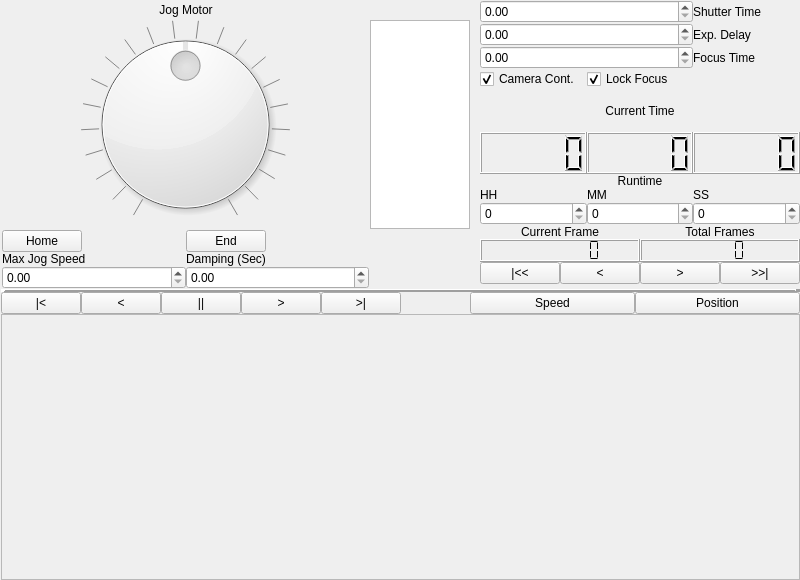
Before: the Qt Designer form Graffik/gui/filmwindow.ui in DynamicPerception/Graffik_Legacy, drawn with Qt 5.
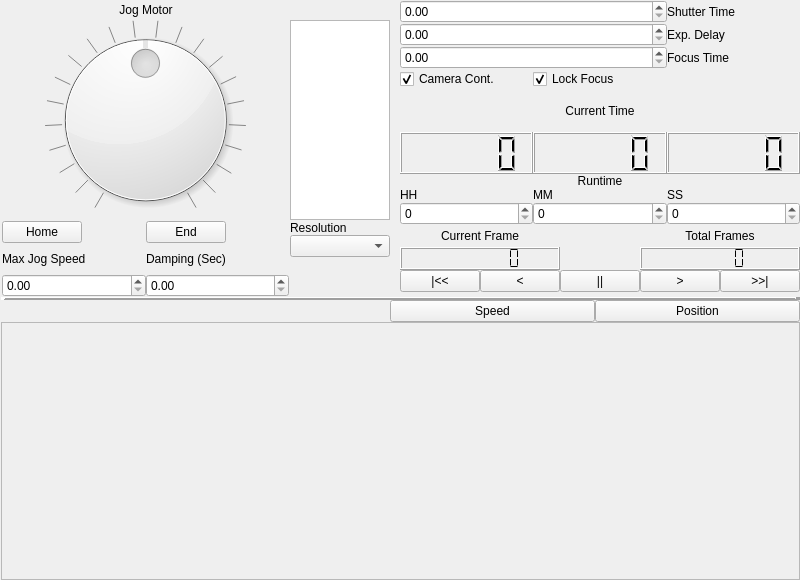
After: the same form once the commit is applied.

Commit message: * Added generic confirmation dialog ui and class * Added OMCommand Lifecycle manager class   - modified slim command history model to utilize this properly   - used as an alternative to history mgmt in OMNetwork * Added Per-film parameters class (TBD) * Added mutex locking for thread safety in OMAxisFilmOptions class * Added resolution (microstep) control to jogging

Diff of the .ui file:
```diff
--- a/Graffik/gui/filmwindow.ui
+++ b/Graffik/gui/filmwindow.ui
@@ -239,8 +239,115 @@
          </property>
         </spacer>
        </item>
+       <item row="4" column="3">
+        <layout class="QGridLayout" name="gridLayout_8">
+         <item row="1" column="0">
+          <widget class="QComboBox" name="jogResCombo"/>
+         </item>
+         <item row="0" column="0">
+          <widget class="QLabel" name="jogResLabel">
+           <property name="text">
+            <string>Resolution</string>
+           </property>
+          </widget>
+         </item>
+         <item row="2" column="0">
+          <spacer name="verticalSpacer_3">
+           <property name="orientation">
+            <enum>Qt::Vertical</enum>
+           </property>
+           <property name="sizeHint" stdset="0">
+            <size>
+             <width>20</width>
+             <height>40</height>
+            </size>
+           </property>
+          </spacer>
+         </item>
+        </layout>
+       </item>
       </layout>
      </item>
+     <item row="5" column="1" colspan="3">
+      <widget class="QScrollArea" name="scrollArea">
+       <property name="widgetResizable">
+        <bool>true</bool>
+       </property>
+       <property name="alignment">
+        <set>Qt::AlignLeading|Qt::AlignLeft|Qt::AlignTop</set>
+       </property>
+       <widget class="QWidget" name="scrollAreaWidgetContents">
+        <property name="geometry">
+         <rect>
+          <x>0</x>
+          <y>0</y>
+          <width>783</width>
+          <height>140</height>
+         </rect>
+        </property>
+       </widget>
+      </widget>
+     </item>
+     <item row="2" column="3">
+      <layout class="QHBoxLayout" name="horizontalLayout_3">
+       <item>
+        <widget class="QPushButton" name="pushButton_4">
+         <property name="text">
+          <string>Speed</string>
+         </property>
+        </widget>
+       </item>
+       <item>
+        <widget class="QPushButton" name="pushButton_5">
+         <property name="text">
+          <string>Position</string>
+         </property>
+        </widget>
+       </item>
+      </layout>
+     </item>
+     <item row="2" column="2">
+      <spacer name="horizontalSpacer">
+       <property name="orientation">
+        <enum>Qt::Horizontal</enum>
+       </property>
+       <property name="sizeHint" stdset="0">
+        <size>
+         <width>40</width>
+         <height>20</height>
+        </size>
+       </property>
+      </spacer>
+     </item>
+     <item row="1" column="1" colspan="3">
+      <widget class="Line" name="line_2">
+       <property name="frameShadow">
+        <enum>QFrame::Raised</enum>
+       </property>
+       <property name="lineWidth">
+        <number>5</number>
+       </property>
+       <property name="midLineWidth">
+        <number>0</number>
+       </property>
+       <property name="orientation">
+        <enum>Qt::Horizontal</enum>
+       </property>
+      </widget>
+     </item>
+     <item row="0" column="0">
+      <spacer name="verticalSpacer_5">
+       <property name="orientation">
+        <enum>Qt::Vertical</enum>
+       </property>
+       <property name="sizeHint" stdset="0">
+        <size>
+         <width>1</width>
+         <height>40</height>
+        </size>
+       </property>
+      </spacer>
+     </item>
      <item row="0" column="3">
       <layout class="QGridLayout" name="gridLayout_6">
        <property name="leftMargin">
@@ -249,14 +356,7 @@
        <property name="bottomMargin">
         <number>5</number>
        </property>
-       <item row="3" column="4">
-        <widget class="QPushButton" name="pushButton_9">
-         <property name="text">
-          <string>&gt;&gt;|</string>
-         </property>
-        </widget>
-       </item>
-       <item row="2" column="3" colspan="2">
+       <item row="2" column="4" colspan="2">
         <widget class="QLCDNumber" name="lcdNumber">
          <property name="lineWidth">
           <number>1</number>
@@ -266,7 +366,7 @@
          </property>
         </widget>
        </item>
-       <item row="1" column="3" colspan="2">
+       <item row="1" column="4" colspan="2">
         <widget class="QLabel" name="label_12">
          <property name="text">
           <string>Total Frames</string>
@@ -305,28 +405,7 @@
          </property>
         </widget>
        </item>
-       <item row="3" column="1">
-        <widget class="QPushButton" name="pushButton_7">
-         <property name="text">
-          <string>|&lt;&lt;</string>
-         </property>
-        </widget>
-       </item>
-       <item row="3" column="2">
-        <widget class="QPushButton" name="pushButton_8">
-         <property name="text">
-          <string>&lt;</string>
-         </property>
-        </widget>
-       </item>
-       <item row="3" column="3">
-        <widget class="QPushButton" name="pushButton_10">
-         <property name="text">
-          <string>&gt;</string>
-         </property>
-        </widget>
-       </item>
-       <item row="0" column="1" colspan="4">
+       <item row="0" column="1" colspan="5">
         <layout class="QGridLayout" name="gridLayout_2">
          <item row="0" column="0" rowspan="7">
           <spacer name="verticalSpacer">
@@ -459,127 +538,47 @@
          </item>
         </layout>
        </item>
-      </layout>
-     </item>
-     <item row="5" column="1" colspan="3">
-      <widget class="QScrollArea" name="scrollArea">
-       <property name="widgetResizable">
-        <bool>true</bool>
-       </property>
-       <property name="alignment">
-        <set>Qt::AlignLeading|Qt::AlignLeft|Qt::AlignTop</set>
-       </property>
-       <widget class="QWidget" name="scrollAreaWidgetContents">
-        <property name="geometry">
-         <rect>
-          <x>0</x>
-          <y>0</y>
-          <width>783</width>
-          <height>145</height>
-         </rect>
-        </property>
-       </widget>
-      </widget>
-     </item>
-     <item row="2" column="3">
-      <layout class="QHBoxLayout" name="horizontalLayout_3">
-       <item>
-        <widget class="QPushButton" name="pushButton_4">
-         <property name="text">
-          <string>Speed</string>
-         </property>
-        </widget>
+       <item row="3" column="1" colspan="5">
+        <layout class="QHBoxLayout" name="horizontalLayout">
+         <item>
+          <widget class="QPushButton" name="pushButton_7">
+           <property name="text">
+            <string>|&lt;&lt;</string>
+           </property>
+          </widget>
+         </item>
+         <item>
+          <widget class="QPushButton" name="pushButton_8">
+           <property name="text">
+            <string>&lt;</string>
+           </property>
+          </widget>
+         </item>
+         <item>
+          <widget class="QPushButton" name="pushButton_11">
+           <property name="text">
+            <string>||</string>
+           </property>
+          </widget>
+         </item>
+         <item>
+          <widget class="QPushButton" name="pushButton_10">
+           <property name="text">
+            <string>&gt;</string>
+           </property>
+          </widget>
+         </item>
+         <item>
+          <widget class="QPushButton" name="pushButton_9">
+           <property name="text">
+            <string>&gt;&gt;|</string>
+           </property>
+          </widget>
+         </item>
+        </layout>
        </item>
-       <item>
-        <widget class="QPushButton" name="pushButton_5">
-         <property name="text">
-          <string>Position</string>
-         </property>
-        </widget>
-       </item>
       </layout>
      </item>
-     <item row="2" column="2">
-      <spacer name="horizontalSpacer">
-       <property name="orientation">
-        <enum>Qt::Horizontal</enum>
-       </property>
-       <property name="sizeHint" stdset="0">
-        <size>
-         <width>40</width>
-         <height>20</height>
-        </size>
-       </property>
-      </spacer>
-     </item>
-     <item row="2" column="1">
-      <layout class="QHBoxLayout" name="horizontalLayout_4">
-       <item>
-        <widget class="QPushButton" name="pushButton_3">
-         <property name="text">
-          <string>|&lt;</string>
-         </property>
-        </widget>
-       </item>
-       <item>
-        <widget class="QPushButton" name="pushButton_6">
-         <property name="text">
-          <string>&lt;</string>
-         </property>
-        </widget>
-       </item>
-       <item>
-        <widget class="QPushButton" name="pushButton_11">
-         <property name="text">
-          <string>||</string>
-         </property>
-        </widget>
-       </item>
-       <item>
-        <widget class="QPushButton" name="pushButton_12">
-         <property name="text">
-          <string>&gt;</string>
-         </property>
-        </widget>
-       </item>
-       <item>
-        <widget class="QPushButton" name="pushButton_13">
-         <property name="text">
-          <string>&gt;|</string>
-         </property>
-        </widget>
-       </item>
-      </layout>
-     </item>
-     <item row="1" column="1" colspan="3">
-      <widget class="Line" name="line_2">
-       <property name="frameShadow">
-        <enum>QFrame::Raised</enum>
-       </property>
-       <property name="lineWidth">
-        <number>5</number>
-       </property>
-       <property name="midLineWidth">
-        <number>0</number>
-       </property>
-       <property name="orientation">
-        <enum>Qt::Horizontal</enum>
-       </property>
-      </widget>
-     </item>
-     <item row="0" column="0">
-      <spacer name="verticalSpacer_5">
-       <property name="orientation">
-        <enum>Qt::Vertical</enum>
-       </property>
-       <property name="sizeHint" stdset="0">
-        <size>
-         <width>1</width>
-         <height>40</height>
-        </size>
-       </property>
-      </spacer>
-     </item>
     </layout>
    </item>
   </layout>
```
The commit also changes 20 other files.
